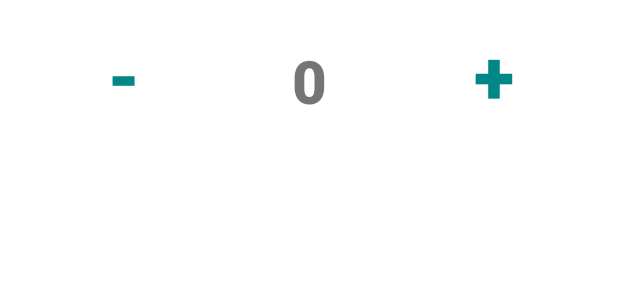
After one commit to Fancesatria/KasirOnlineAndroid, an Android app: the layout dialog_keterangan_order.xml on its own in the app's theme, with its tools: preview values and no code run, on a phone screen of 412 x 824 dp. The commit adds this screen. Shown: the top 300 px of the screen. Run offline under Robolectric (Android 15) with nearby library versions, the phone set to English and light mode, and no system bars; network calls fail.

Commit message:
update kasir / dashboard v3

```diff
--- a/app/src/main/java/com/example/authapp/Adapter/ProdukAdapter.java
+++ b/app/src/main/java/com/example/authapp/Adapter/ProdukAdapter.java
@@ -60,7 +60,7 @@ public class ProdukAdapter extends RecyclerView.Adapter<ProdukAdapter.ViewHolder
                 i.putExtra("idsatuan", mb.getIdsatuan());
                 i.putExtra("harga", Double.toString(mb.getHarga()));
                 i.putExtra("hargaBeli", Double.toString(mb.getHargabeli()));
-                i.putExtra("stok", Double.toString(mb.getStok()));
+                i.putExtra("stok", Integer.toString((int) mb.getStok()));
                 context.startActivity(i);
             }
         });
--- a/app/src/main/java/com/example/authapp/Model/ModelDetailJual.java
+++ b/app/src/main/java/com/example/authapp/Model/ModelDetailJual.java
@@ -76,4 +76,8 @@ public class ModelDetailJual
     public void addJumlah(){
         this.jumlahjual++;
     }
+
+    public void relieveJumlah() {
+        this.jumlahjual--;
+    }
 }
--- /dev/null
+++ b/app/src/main/res/layout/dialog_keterangan_order.xml
@@ -0,0 +1,69 @@
+<?xml version="1.0" encoding="utf-8"?>
+<androidx.appcompat.widget.LinearLayoutCompat xmlns:android="http://schemas.android.com/apk/res/android"
+    xmlns:app="http://schemas.android.com/apk/res-auto"
+    xmlns:tools="http://schemas.android.com/tools"
+    android:layout_width="match_parent"
+    android:layout_height="match_parent"
+    android:paddingBottom="16dp"
+    android:paddingTop="16dp"
+    android:paddingLeft="16dp"
+    android:paddingRight="16dp">
+
+    <androidx.constraintlayout.widget.ConstraintLayout
+        android:layout_width="match_parent"
+        android:layout_height="match_parent">
+
+        <LinearLayout
+            android:id="@+id/linearCount"
+            android:layout_width="0dp"
+            android:layout_height="80dp"
+            app:layout_constraintEnd_toEndOf="parent"
+            app:layout_constraintStart_toStartOf="parent"
+            app:layout_constraintTop_toTopOf="parent"
+            android:weightSum="3"
+            android:orientation="horizontal"
+            tools:ignore="MissingConstraints">
+
+            <TextView
+                android:id="@+id/kurang"
+                android:layout_width="50dp"
+                android:layout_height="match_parent"
+                android:textColor="@color/teal_700"
+                android:textAlignment="center"
+                android:textStyle="bold"
+                android:text="-"
+                android:layout_marginLeft="10dp"
+                android:fontFamily="sans-serif-black"
+                android:layout_weight="1"
+                android:textSize="50sp" />
+
+            <TextView
+                android:id="@+id/tvJumlah"
+                android:layout_width="50dp"
+                android:layout_height="wrap_content"
+                android:layout_marginLeft="10dp"
+                android:layout_marginRight="10dp"
+                android:fontFamily="sans-serif-black"
+                android:layout_weight="1"
+                android:text="0"
+                android:textAlignment="center"
+                android:textSize="40sp" />
+
+            <TextView
+                android:id="@+id/tambah"
+                android:layout_width="50dp"
+                android:textColor="@color/teal_700"
+                android:layout_height="match_parent"
+                android:layout_marginRight="10dp"
+                android:textAlignment="center"
+                android:text="+"
+                android:fontFamily="sans-serif-black"
+                android:layout_weight="1"
+                android:textSize="50sp" />
+        </LinearLayout>
+
+    </androidx.constraintlayout.widget.ConstraintLayout>
+
+
+
+</androidx.appcompat.widget.LinearLayoutCompat>
--- a/app/src/main/res/values/colors.xml
+++ b/app/src/main/res/values/colors.xml
@@ -9,4 +9,5 @@
     <color name="white">#FFFFFFFF</color>
     <color name="error">#EF5350</color>
     <color name="success">#66BB6A</color>
+    <color name="darkgrey">#CFCFCF</color>
 </resources>
```
Also changed, not shown: app/src/main/java/com/example/authapp/Adapter/HomeAdapter.java (+34 -14 lines), app/src/main/java/com/example/authapp/Adapter/TotalAdapter.java (deleted, +0 -31 lines), app/src/main/java/com/example/authapp/Service/OrderService.java (+37 -3 lines), app/src/main/java/com/example/authapp/ui/home/HomeFragment.java (+62 -2 lines), app/src/main/res/layout/fragment_home.xml (+7 -9 lines), app/src/main/res/layout/item_home.xml (+1 -12 lines).
